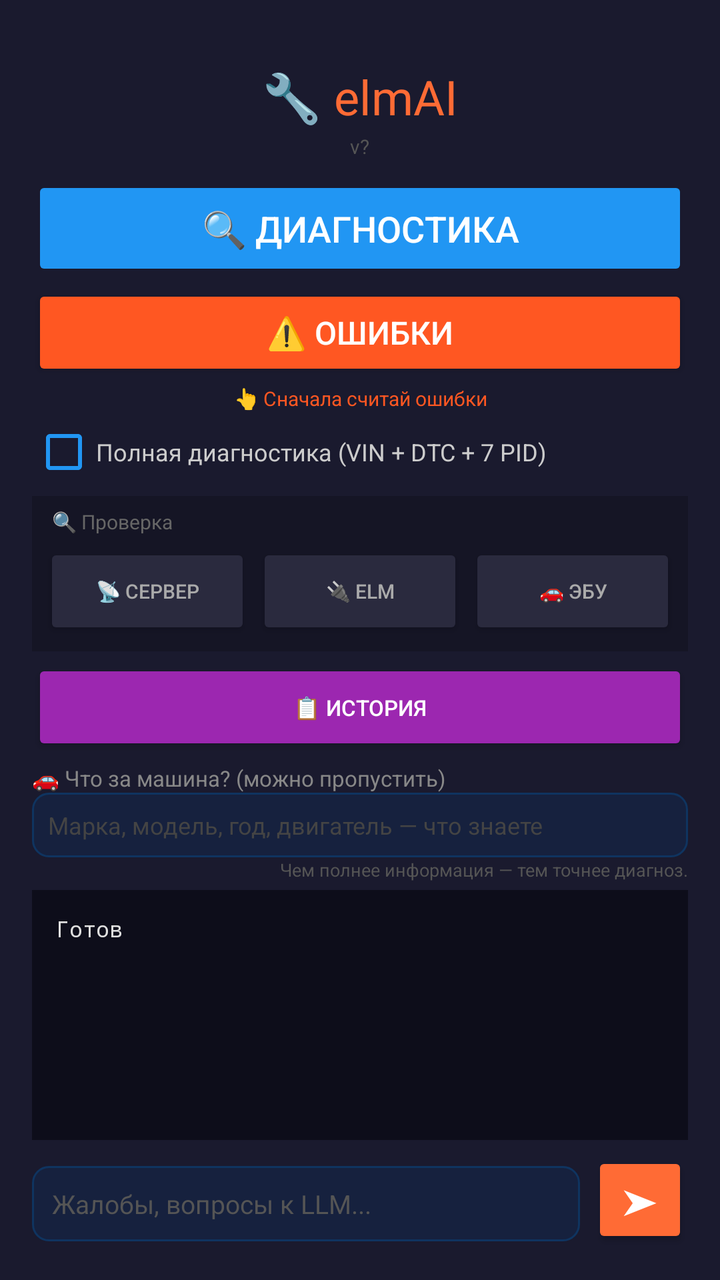
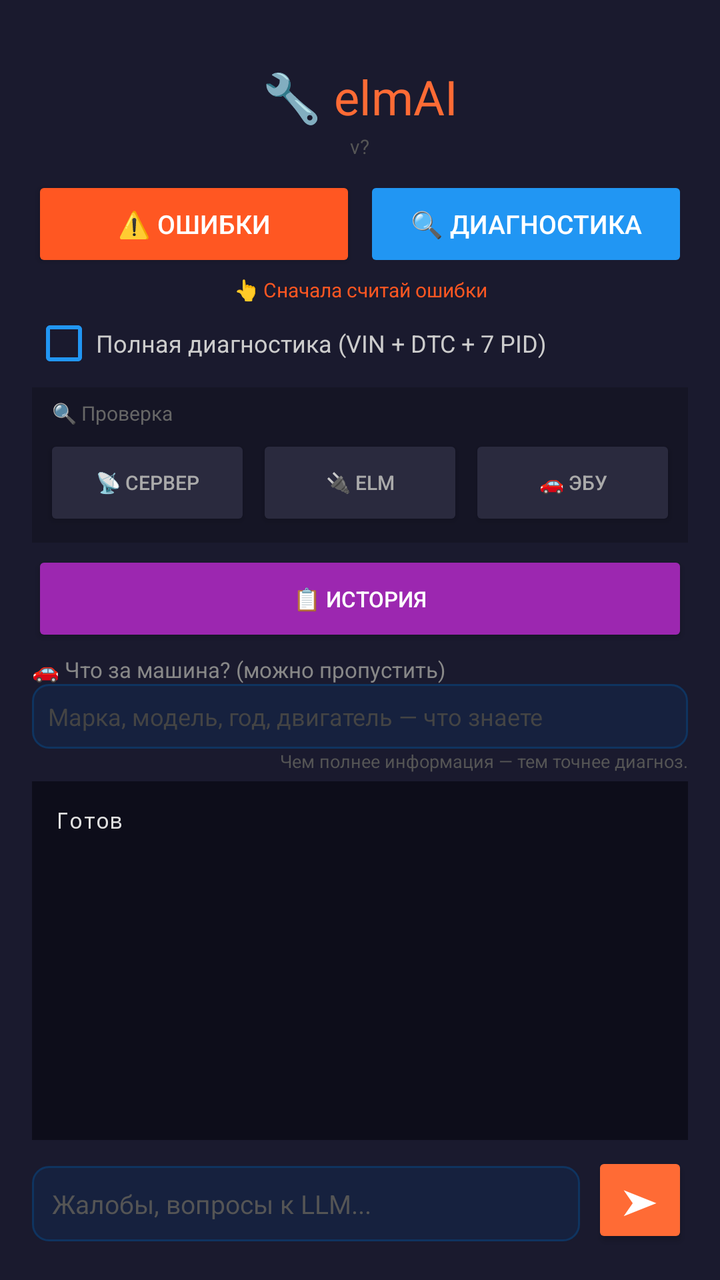

Before-and-after screenshots of an Android layout around one commit, followed by the original layout XML and the change that was made.
<!-- AndroidManifest.xml: application theme Theme.Elmer -->
<!-- res/layout/activity_main.xml -->
<?xml version="1.0" encoding="utf-8"?>
<LinearLayout
    xmlns:android="http://schemas.android.com/apk/res/android"
    android:layout_width="match_parent"
    android:layout_height="match_parent"
    android:orientation="vertical"
    android:padding="16dp"
    android:gravity="center_horizontal"
    android:background="#1a1a2e">

    <TextView
        android:layout_width="wrap_content"
        android:layout_height="wrap_content"
        android:text="🔧 elmAI"
        android:textSize="24sp"
        android:textColor="#ff6b35"
        android:layout_marginTop="16dp"
        android:layout_marginBottom="2dp" />

    <TextView
        android:id="@+id/tv_version"
        android:layout_width="wrap_content"
        android:layout_height="wrap_content"
        android:text="v?"
        android:textSize="10sp"
        android:textColor="#555"
        android:layout_marginBottom="8dp" />

    
    <Button
        android:id="@+id/btn_script"
        android:layout_width="match_parent"
        android:layout_height="wrap_content"
        android:text="🔍 ДИАГНОСТИКА"
        android:textSize="18sp"
        android:textColor="#ffffff"
        android:backgroundTint="#2196F3"
        android:padding="14dp"
        android:layout_marginBottom="2dp"
        android:enabled="false" />

    <Button
        android:id="@+id/btn_dtc"
        android:layout_width="match_parent"
        android:layout_height="wrap_content"
        android:text="⚠️ ОШИБКИ"
        android:textSize="16sp"
        android:textColor="#ffffff"
        android:backgroundTint="#FF5722"
        android:padding="12dp"
        android:layout_marginBottom="2dp" />

    <TextView
        android:id="@+id/tv_dtc_status"
        android:layout_width="match_parent"
        android:layout_height="wrap_content"
        android:text="👆 Сначала считай ошибки"
        android:textSize="10sp"
        android:textColor="#FF5722"
        android:gravity="center"
        android:layout_marginBottom="4dp"
        android:visibility="visible" />

    <CheckBox
        android:id="@+id/cb_full_mode"
        android:layout_width="match_parent"
        android:layout_height="wrap_content"
        android:text="Полная диагностика (VIN + DTC + 7 PID)"
        android:textSize="12sp"
        android:textColor="#cccccc"
        android:buttonTint="#2196F3"
        android:checked="false"
        android:layout_marginBottom="6dp" />

    
    <LinearLayout
        android:layout_width="match_parent"
        android:layout_height="wrap_content"
        android:orientation="vertical"
        android:background="#151525"
        android:padding="6dp"
        android:layout_marginBottom="4dp">

        <TextView
            android:layout_width="wrap_content"
            android:layout_height="wrap_content"
            android:text="🔍 Проверка"
            android:textSize="10sp"
            android:textColor="#666666"
            android:layout_marginBottom="4dp"
            android:layout_marginStart="4dp" />

        <LinearLayout
            android:layout_width="match_parent"
            android:layout_height="wrap_content"
            android:orientation="horizontal">

            <Button
                android:id="@+id/btn_test"
                android:layout_width="0dp"
                android:layout_height="wrap_content"
                android:layout_weight="1"
                android:text="📡 Сервер"
                android:textSize="10sp"
                android:textColor="#aaaaaa"
                android:backgroundTint="#2a2a3e"
                android:padding="6dp"
                android:layout_marginEnd="3dp" />

            <Button
                android:id="@+id/btn_check_elm"
                android:layout_width="0dp"
                android:layout_height="wrap_content"
                android:layout_weight="1"
                android:text="🔌 ELM"
                android:textSize="10sp"
                android:textColor="#aaaaaa"
                android:backgroundTint="#2a2a3e"
                android:padding="6dp"
                android:layout_marginEnd="3dp" />

            <Button
                android:id="@+id/btn_check_ecu"
                android:layout_width="0dp"
                android:layout_height="wrap_content"
                android:layout_weight="1"
                android:text="🚗 ЭБУ"
                android:textSize="10sp"
                android:textColor="#aaaaaa"
                android:backgroundTint="#2a2a3e"
                android:padding="6dp" />

        </LinearLayout>
    </LinearLayout>

    
    <Button
        android:id="@+id/btn_history"
        android:layout_width="match_parent"
        android:layout_height="wrap_content"
        android:text="📋 История"
        android:textSize="11sp"
        android:textColor="#ffffff"
        android:backgroundTint="#9C27B0"
        android:padding="8dp"
        android:layout_marginBottom="4dp" />

    
    <LinearLayout
        android:layout_width="match_parent"
        android:layout_height="wrap_content"
        android:orientation="vertical"
        android:layout_marginBottom="4dp">

        <TextView
            android:layout_width="wrap_content"
            android:layout_height="wrap_content"
            android:text="🚗 Что за машина? (можно пропустить)"
            android:textSize="11sp"
            android:textColor="#888888" />

        <EditText
            android:id="@+id/et_car_info"
            android:layout_width="match_parent"
            android:layout_height="wrap_content"
            android:hint="Марка, модель, год, двигатель — что знаете"
            android:textColor="#e0e0e0"
            android:textColorHint="#444444"
            android:textSize="12sp"
            android:padding="8dp"
            android:background="@drawable/edit_bg"
            android:inputType="text"
            android:maxLines="1" />

        <TextView
            android:layout_width="match_parent"
            android:layout_height="wrap_content"
            android:text="Чем полнее информация — тем точнее диагноз."
            android:textSize="9sp"
            android:textColor="#555555"
            android:gravity="end" />

    </LinearLayout>

    
    <TextView
        android:id="@+id/tv_prompt"
        android:layout_width="match_parent"
        android:layout_height="wrap_content"
        android:text=""
        android:textSize="16sp"
        android:textColor="#FFD700"
        android:textStyle="bold"
        android:gravity="center"
        android:background="#88000000"
        android:padding="12dp"
        android:visibility="gone"
        android:layout_marginBottom="4dp" />

    
    <ScrollView
        android:id="@+id/scroll_output"
        android:layout_width="match_parent"
        android:layout_height="0dp"
        android:layout_weight="1"
        android:background="#0d0d1a"
        android:padding="6dp">

        <TextView
            android:id="@+id/tv_status"
            android:layout_width="match_parent"
            android:layout_height="wrap_content"
            android:text="Готов"
            android:textSize="11sp"
            android:textColor="#e0e0e0"
            android:fontFamily="monospace"
            android:padding="6dp" />

    </ScrollView>

    
    <Button
        android:id="@+id/btn_close"
        android:layout_width="match_parent"
        android:layout_height="wrap_content"
        android:text="✕ Закрыть"
        android:textSize="14sp"
        android:textColor="#ffffff"
        android:backgroundTint="#d32f2f"
        android:padding="10dp"
        android:visibility="gone"
        android:layout_marginTop="4dp" />

    
    <LinearLayout
        android:layout_width="match_parent"
        android:layout_height="wrap_content"
        android:orientation="horizontal"
        android:layout_marginTop="6dp">

        <EditText
            android:id="@+id/et_input"
            android:layout_width="0dp"
            android:layout_height="wrap_content"
            android:layout_weight="1"
            android:hint="Жалобы, вопросы к LLM..."
            android:textColor="#e0e0e0"
            android:textColorHint="#555555"
            android:textSize="13sp"
            android:padding="10dp"
            android:background="@drawable/edit_bg"
            android:inputType="text"
            android:maxLines="2" />

        <Button
            android:id="@+id/btn_send"
            android:layout_width="48dp"
            android:layout_height="48dp"
            android:text="➤"
            android:textSize="18sp"
            android:textColor="#ffffff"
            android:backgroundTint="#ff6b35"
            android:padding="0dp"
            android:layout_marginStart="6dp" />

    </LinearLayout>

</LinearLayout>
<!-- resources referenced by this layout -->
<resources>
  <!-- drawable edit_bg (drawable) -->
  <?xml version="1.0" encoding="utf-8"?>
  <shape xmlns:android="http://schemas.android.com/apk/res/android">
      <solid android:color="#16213e"/>
      <corners android:radius="8dp"/>
      <stroke android:color="#0f3460" android:width="1dp"/>
  </shape>
  <style name="Theme.Elmer" parent="Theme.AppCompat.DayNight.NoActionBar">
          <item name="colorPrimary">#ff6b35</item>
          <item name="colorPrimaryDark">#1a1a2e</item>
          <item name="colorAccent">#4ecca3</item>
          <item name="android:windowBackground">#1a1a2e</item>
          <item name="android:textColor">#e0e0e0</item>
      </style>
</resources>

<!-- the commit's change to res/layout/activity_main.xml (unified diff, before → after) -->
@@ -27,28 +27,37 @@
         android:layout_marginBottom="8dp" />
 
     
-    <Button
-        android:id="@+id/btn_script"
-        android:layout_width="match_parent"
-        android:layout_height="wrap_content"
-        android:text="🔍 ДИАГНОСТИКА"
-        android:textSize="18sp"
-        android:textColor="#ffffff"
-        android:backgroundTint="#2196F3"
-        android:padding="14dp"
-        android:layout_marginBottom="2dp"
-        android:enabled="false" />
-
-    <Button
-        android:id="@+id/btn_dtc"
-        android:layout_width="match_parent"
-        android:layout_height="wrap_content"
-        android:text="⚠️ ОШИБКИ"
-        android:textSize="16sp"
-        android:textColor="#ffffff"
-        android:backgroundTint="#FF5722"
-        android:padding="12dp"
-        android:layout_marginBottom="2dp" />
+    <LinearLayout
+        android:layout_width="match_parent"
+        android:layout_height="wrap_content"
+        android:orientation="horizontal"
+        android:layout_marginBottom="2dp">
+
+        <Button
+            android:id="@+id/btn_dtc"
+            android:layout_width="0dp"
+            android:layout_height="wrap_content"
+            android:layout_weight="1"
+            android:text="⚠️ ОШИБКИ"
+            android:textSize="13sp"
+            android:textColor="#ffffff"
+            android:backgroundTint="#FF5722"
+            android:padding="10dp"
+            android:layout_marginEnd="4dp" />
+
+        <Button
+            android:id="@+id/btn_script"
+            android:layout_width="0dp"
+            android:layout_height="wrap_content"
+            android:layout_weight="1"
+            android:text="🔍 ДИАГНОСТИКА"
+            android:textSize="13sp"
+            android:textColor="#ffffff"
+            android:backgroundTint="#2196F3"
+            android:padding="10dp"
+            android:enabled="false" />
+
+    </LinearLayout>
 
     <TextView
         android:id="@+id/tv_dtc_status"
